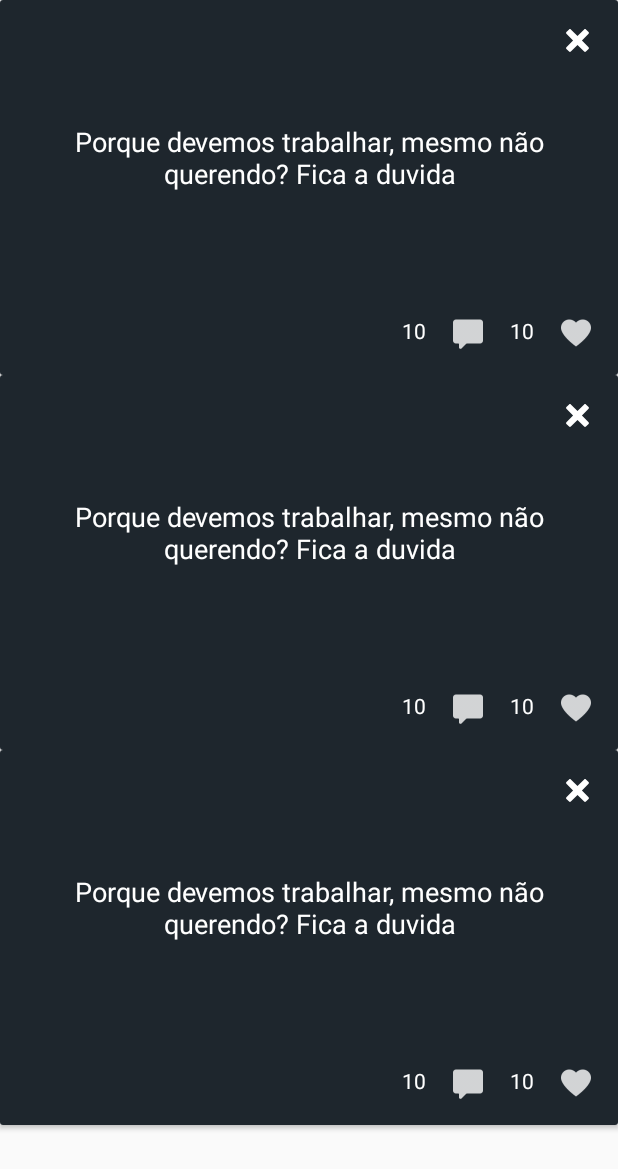
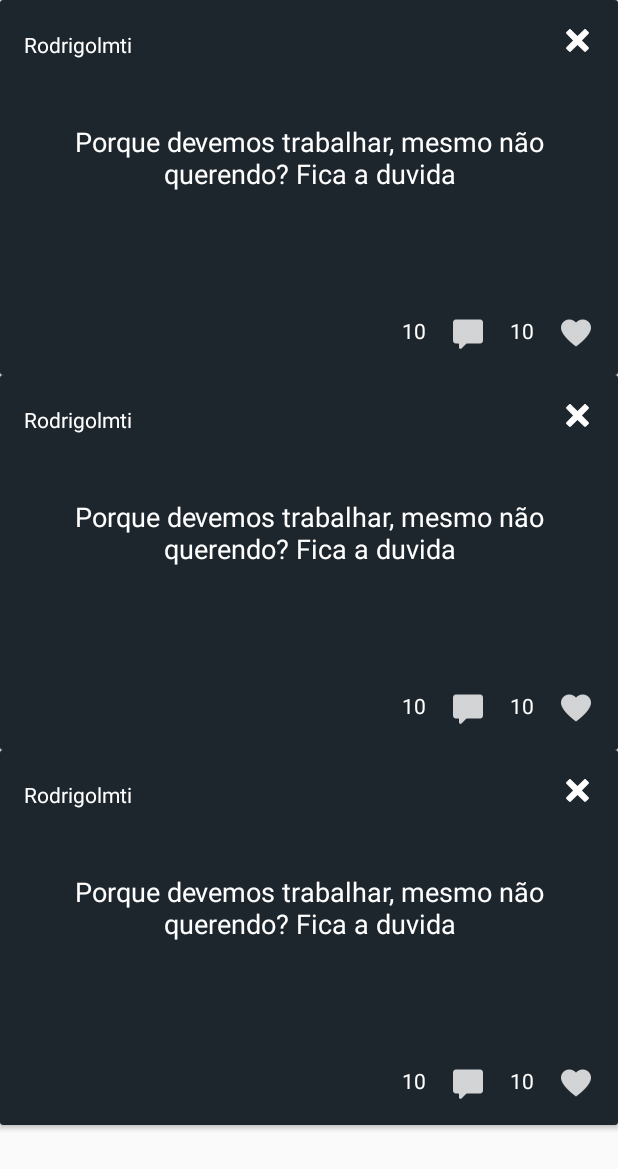
Before and after one commit to Rodrigolmti/whispers, an Android app: the layout fragment_home.xml on its own in the app's theme, with its tools: preview values and no code run, on a phone screen of 412 x 824 dp. Shown: the top 1169 px of the screen. Run offline under Robolectric (Android 15) with nearby library versions, the phone set to English and light mode, and no system bars.

Commit message:
Anonymous mode post

```diff
--- a/app/src/main/java/com/vortex/secret/data/local/LocalPreferences.kt
+++ b/app/src/main/java/com/vortex/secret/data/local/LocalPreferences.kt
@@ -7,6 +7,7 @@ import com.vortex.secret.util.extensions.encrypt
 
 const val FILENAME = "whispers_secure_prefs"
 const val ANONYMOUS_MODE = "anonymous_mode"
+const val USER_NAME = "user_name"
 const val NO_VALUE = "no_value"
 const val USER_ID = "user_id"
 
--- a/app/src/main/java/com/vortex/secret/data/mappers/FirebaseMappers.kt
+++ b/app/src/main/java/com/vortex/secret/data/mappers/FirebaseMappers.kt
@@ -8,6 +8,7 @@ import java.util.*
 fun mapPostModelToFirebaseDocument(postModel: PostModel): HashMap<String, Any> {
     val hashMap = HashMap<String, Any>()
     postModel.authorId?.let { hashMap["authorId"] = it }
+    postModel.authorName?.let { hashMap["authorName"] = it }
     postModel.body?.let { hashMap["body"] = it }
     postModel.createdAt?.let { hashMap["createdAt"] = it }
     postModel.color?.let { hashMap["color"] = it }
--- a/app/src/main/java/com/vortex/secret/data/model/PostModel.kt
+++ b/app/src/main/java/com/vortex/secret/data/model/PostModel.kt
@@ -3,6 +3,7 @@ package com.vortex.secret.data.model
 data class PostModel(
         var id: String? = null,
         var authorId: String? = null,
+        var authorName: String? = null,
         var createdAt: String? = null,
         var body: String? = null,
         var color: Int? = null,
--- a/app/src/main/java/com/vortex/secret/data/model/Session.kt
+++ b/app/src/main/java/com/vortex/secret/data/model/Session.kt
@@ -1,7 +1,7 @@
 package com.vortex.secret.data.model
 
 data class Session(
-    val nickname: String?,
-    val userUuid: String,
-    val userAnonymousMode: Boolean
+    var nickname: String?,
+    var userUuid: String,
+    var userAnonymousMode: Boolean
 )
--- a/app/src/main/java/com/vortex/secret/data/repository/AuthRepository.kt
+++ b/app/src/main/java/com/vortex/secret/data/repository/AuthRepository.kt
@@ -6,6 +6,7 @@ import com.google.firebase.auth.UserProfileChangeRequest
 import com.vortex.secret.data.local.ILocalPreferences
 import com.vortex.secret.data.local.NO_VALUE
 import com.vortex.secret.data.local.USER_ID
+import com.vortex.secret.data.local.USER_NAME
 import com.vortex.secret.data.remote.AnalyticsManager
 import com.vortex.secret.data.remote.IFirestoreManager
 import com.vortex.secret.data.remote.NetworkManager
@@ -54,6 +55,7 @@ class AuthRepository(
                     } else {
                         firestoreManager.createUserWithEmailAndPassword(email, password).addOnCompleteListener { task ->
 
+                            localPreferences.putString(USER_NAME, nickname)
                             firestoreManager.updateUserProfile(
                                 UserProfileChangeRequest.Builder()
                                     .setDisplayName(nickname).build()
--- a/app/src/main/java/com/vortex/secret/data/repository/PostRepository.kt
+++ b/app/src/main/java/com/vortex/secret/data/repository/PostRepository.kt
@@ -120,6 +120,9 @@ class PostRepository(
                         continuation.resume(Result.Error(NetworkError()))
                     } else {
 
+                        if (UserSession.session?.userAnonymousMode == false) {
+                            postModel.authorName = UserSession.session?.nickname
+                        }
                         postModel.authorId = UserSession.session?.userUuid
                         postModel.createdAt = Date().toString()
 
--- a/app/src/main/res/layout/item_post.xml
+++ b/app/src/main/res/layout/item_post.xml
@@ -25,6 +25,19 @@
             app:layout_constraintStart_toStartOf="parent"
             app:layout_constraintTop_toTopOf="parent"
             tools:text="Porque devemos trabalhar, mesmo não querendo? Fica a duvida"/>
+
+        <TextView
+            android:id="@+id/tvAuthor"
+            style="@style/Whisper.Post.Counter"
+            android:layout_width="wrap_content"
+            android:layout_height="wrap_content"
+            android:layout_marginTop="20dp"
+            android:layout_marginStart="16dp"
+            android:visibility="gone"
+            app:layout_constraintStart_toStartOf="parent"
+            app:layout_constraintTop_toTopOf="parent"
+            tools:text="Rodrigolmti"
+            tools:visibility="visible"/>
 
         <ImageView
             android:id="@+id/ivRemove"
--- a/app/src/main/res/values/strings.xml
+++ b/app/src/main/res/values/strings.xml
@@ -29,6 +29,7 @@
     <string name="sign_up_fragment_title">Sign Up</string>
 
     <string name="home_empty_list_fragment">Ops! Nothing here, \nwhy don\'t you try put some new content?</string>
+    <string name="home_author_name_fragment">By %s</string>
 
     <string name="post_comment_error_fragment">Please inform a content to your comment!</string>
     <string name="post_comment_hint_fragment">Type your comment here!</string>
```
Also changed, not shown: app/src/main/java/com/vortex/secret/data/repository/UserRepository.kt (+9 -4 lines), app/src/main/java/com/vortex/secret/ui/app/home/adapter/PostAdapter.kt (+10 -1 lines), 1 other file.
